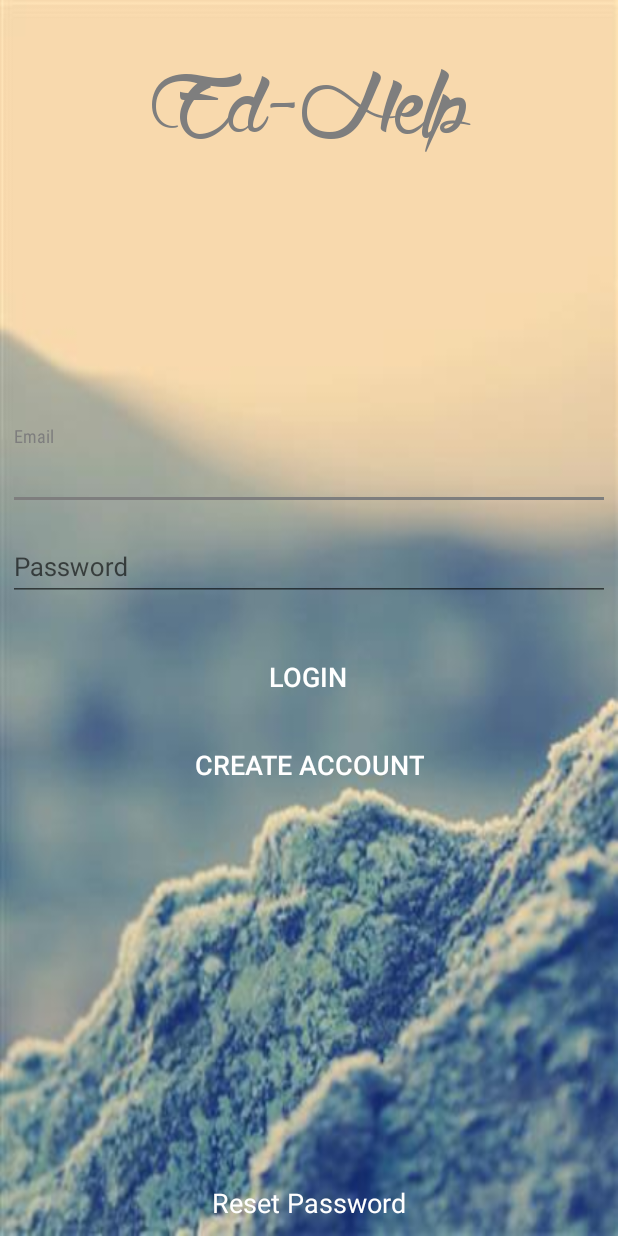
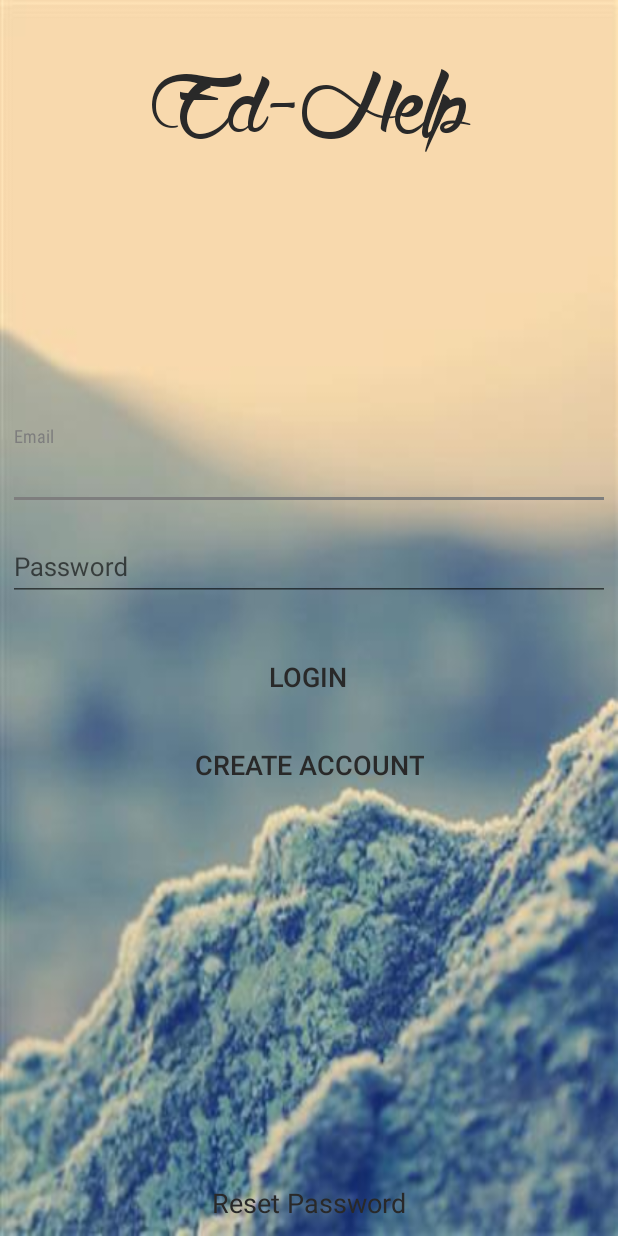
Before and after one commit to sakethkaparthi/EdHelp, an Android app: the screen it shows after launch (LoginActivity), on a phone screen of 412 x 824 dp. Run offline under Robolectric (Android 15) with nearby library versions, the phone set to English and light mode, and no system bars; libraries missing offline, so code that uses them is left out: chipset.potato, com.firebase.client; 4 statements that could not run were skipped.

```diff
--- a/app/src/main/java/com/appex/edhelp/Activity/MainActivity.java
+++ b/app/src/main/java/com/appex/edhelp/Activity/MainActivity.java
@@ -186,6 +186,15 @@ public class MainActivity extends AppCompatActivity {
         Volley.newRequestQueue(getApplicationContext()).add(request);
     }
 
+    @Override
+    public void onBackPressed() {
+        super.onBackPressed();
+        Intent intent = new Intent(Intent.ACTION_MAIN);
+        intent.addCategory(Intent.CATEGORY_HOME);
+        intent.setFlags(Intent.FLAG_ACTIVITY_NEW_TASK);
+        startActivity(intent);
+    }
+
     private void display() {
 
         mRecyclerView.setHasFixedSize(true);
--- a/app/src/main/res/layout/activity_login.xml
+++ b/app/src/main/res/layout/activity_login.xml
@@ -15,7 +15,7 @@
         android:layout_margin="20dp"
         android:textSize="90sp"
         android:gravity="center_horizontal"
-        android:textColor="@color/colorAccent"
+        android:textColor="@color/colorPrimary"
         android:text="@string/app_name"/>
 
     <LinearLayout
@@ -35,10 +35,10 @@
                 android:hint="@string/email"
                 android:textSize="18sp"
                 android:layout_margin="5dp"
-                android:textColor="#fff"
-                android:textColorHint="#fff"
-                android:textColorHighlight="#fff"
-                android:shadowColor="#fff"
+                android:textColor="@color/colorPrimary"
+                android:textColorHint="@color/colorPrimary"
+                android:textColorHighlight="@color/colorPrimary"
+                android:shadowColor="@color/colorPrimary"
                 style="@style/EditText"
                 android:fontFamily="sans-serif-condensed"/>
 
@@ -54,7 +54,7 @@
                 android:inputType="textPassword"
                 android:layout_margin="5dp"
                 style="@style/EditText"
-                android:textColor="@android:color/white"
+                android:textColor="@color/colorPrimary"
                 android:textSize="17sp"
                 android:hint="@string/password"/>
 
@@ -81,7 +81,7 @@
             android:background="#00000000"
             android:layout_margin="5dp"
             android:text="@string/login"
-            android:textColor="@android:color/white"
+            android:textColor="@color/colorPrimary"
             android:paddingLeft="30dp"
             android:paddingRight="30dp"
             android:layout_gravity="center_horizontal"
@@ -95,14 +95,14 @@
             android:layout_margin="5dp"
             android:text="@string/create"
             android:layout_gravity="center_horizontal"
-            android:textColor="#fff"
+            android:textColor="@color/colorPrimary"
             android:textSize="18sp" />
 
         <Button
             android:id="@+id/signup_button"
             android:layout_width="match_parent"
             android:layout_height="wrap_content"
-            android:background="@android:color/white"
+            android:background="@color/colorPrimary"
             android:layout_margin="5dp"
             android:text="@string/signup"
             android:textSize="18sp"
@@ -115,7 +115,7 @@
         android:layout_centerHorizontal="true"
         android:layout_alignParentBottom="true"
         android:textSize="18sp"
-        android:textColor="@android:color/white"
+        android:textColor="@color/colorPrimary"
         android:layout_margin="10dp"
         android:text="@string/reset"
         android:id="@+id/password_reset_textview"/>
```
Also changed, not shown: app/src/main/ic_launcher-web.png (added), app/src/main/res/mipmap-hdpi/ic_launcher.png, app/src/main/res/mipmap-mdpi/ic_launcher.png, app/src/main/res/mipmap-xhdpi/ic_launcher.png, app/src/main/res/mipmap-xxhdpi/ic_launcher.png, app/src/main/res/mipmap-xxxhdpi/ic_launcher.png.
